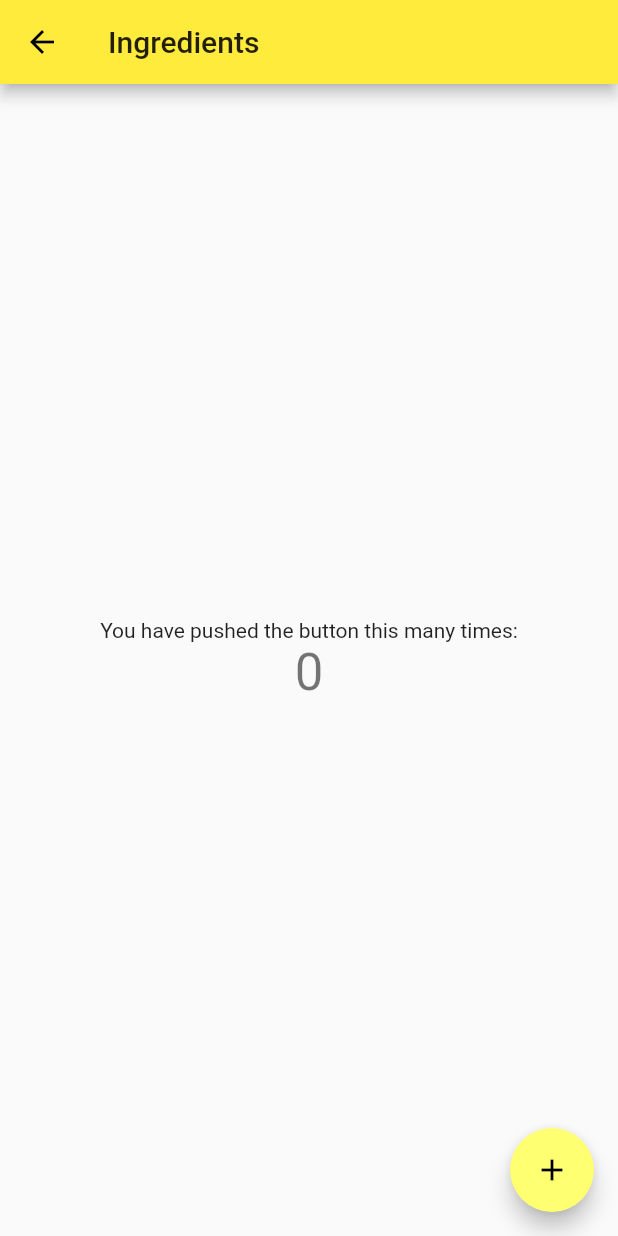
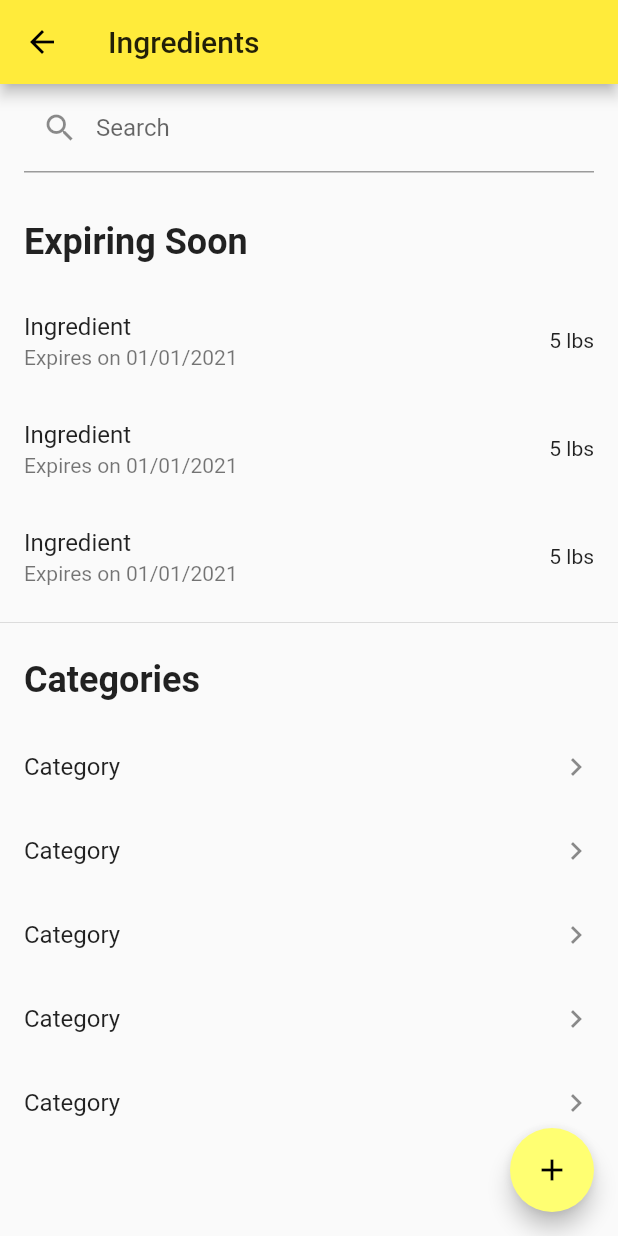
Before and after one commit to samfry13/ingredient_saver, a Flutter app: the IngredientsPage screen opened directly, on a phone screen of 412 x 824 dp. Run offline on Flutter 3.47's test engine with Material 2 defaults, Android fonts, the phone set to English and light mode, and no system bars.

Commit message:
Finished Ingredients and Recipes Pages

```diff
--- a/lib/IngredientsPage.dart
+++ b/lib/IngredientsPage.dart
@@ -2,16 +2,6 @@ import 'package:flutter/material.dart';
 
 class IngredientsPage extends StatefulWidget {
   IngredientsPage({Key key, this.title}) : super(key: key);
-
-  // This widget is the home page of your application. It is stateful, meaning
-  // that it has a State object (defined below) that contains fields that affect
-  // how it looks.
-
-  // This class is the configuration for the state. It holds the values (in this
-  // case the title) provided by the parent (in this case the App widget) and
-  // used by the build method of the State. Fields in a Widget subclass are
-  // always marked "final".
-
   final String title;
 
   @override
@@ -19,68 +9,165 @@ class IngredientsPage extends StatefulWidget {
 }
 
 class _IngredientsPageState extends State<IngredientsPage> {
-  int _counter = 0;
+  bool isSearching = false;
+  TextEditingController textEditingController = new TextEditingController();
+  FocusNode focusNode = new FocusNode();
 
-  void _incrementCounter() {
-    setState(() {
-      // This call to setState tells the Flutter framework that something has
-      // changed in this State, which causes it to rerun the build method below
-      // so that the display can reflect the updated values. If we changed
-      // _counter without calling setState(), then the build method would not be
-      // called again, and so nothing would appear to happen.
-      _counter++;
+  void initState() {
+    super.initState();
+    textEditingController.addListener(() {
+      this.setState(() { isSearching = textEditingController.text != ""; });
     });
+  }
+
+  void dispose() {
+    focusNode.unfocus();
+    focusNode.dispose();
+    textEditingController.clearComposing();
+    textEditingController.clear();
+    textEditingController.dispose();
+    super.dispose();
+  }
+
+  Widget buildSearchView() {
+    if (isSearching != null && isSearching) {
+      return Expanded(
+        child: ListView.builder(
+            itemCount: 24,
+            itemBuilder: (BuildContext context, int index) {
+              if (index == 0) {
+                return Padding(
+                  padding: EdgeInsets.fromLTRB(16, 32, 16, 16),
+                  child: Text("Results", style: TextStyle(fontSize: 24, fontWeight: FontWeight.bold),),
+                );
+              }
+
+              return InkWell(
+                onTap: () {},
+                child: ListTile(
+                  title: Text("Ingredient"),
+                  subtitle: Text("Expires on 01/01/2021"),
+                  trailing: Text("5 lbs"),
+                ),
+              );
+            }
+        ),
+      );
+    }
+    else {
+      return Expanded(
+        child: ListView(
+          children: <Widget>[
+            Padding(
+              padding: EdgeInsets.fromLTRB(16, 32, 16, 16),
+              child: Text("Expiring Soon", style: TextStyle(fontSize: 24, fontWeight: FontWeight.bold),),
+            ),
+            InkWell(
+              onTap: () {},
+              child: ListTile(
+                title: Text("Ingredient"),
+                subtitle: Text("Expires on 01/01/2021"),
+                trailing: Text("5 lbs"),
+              ),
+            ),
+            InkWell(
+              onTap: () {},
+              child: ListTile(
+                title: Text("Ingredient"),
+                subtitle: Text("Expires on 01/01/2021"),
+                trailing: Text("5 lbs"),
+              ),
+            ),
+            InkWell(
+              onTap: () {},
+              child: ListTile(
+                title: Text("Ingredient"),
+                subtitle: Text("Expires on 01/01/2021"),
+                trailing: Text("5 lbs"),
+              ),
+            ),
+            Divider(),
+            Padding(
+              padding: EdgeInsets.all(16),
+              child: Text("Categories", style: TextStyle(fontSize: 24, fontWeight: FontWeight.bold),),
+            ),
+            InkWell(
+              onTap: () {},
+              child: ListTile(
+                title: Text("Category"),
+                trailing: Icon(Icons.keyboard_arrow_right),
+              ),
+            ),
+            InkWell(
+              onTap: () {},
+              child: ListTile(
+                title: Text("Category"),
+                trailing: Icon(Icons.keyboard_arrow_right),
+              ),
+            ),
+            InkWell(
+              onTap: () {},
+              child: ListTile(
+                title: Text("Category"),
+                trailing: Icon(Icons.keyboard_arrow_right),
+              ),
+            ),
+            InkWell(
+              onTap: () {},
+              child: ListTile(
+                title: Text("Category"),
+                trailing: Icon(Icons.keyboard_arrow_right),
+              ),
+            ),
+            InkWell(
+              onTap: () {},
+              child: ListTile(
+                title: Text("Category"),
+                trailing: Icon(Icons.keyboard_arrow_right),
+              ),
+            ),
+          ],
+        ),
+      );
+    }
   }
 
   @override
   Widget build(BuildContext context) {
-    // This method is rerun every time setState is called, for instance as done
-    // by the _incrementCounter method above.
-    //
-    // The Flutter framework has been optimized to make rerunning build methods
-    // fast, so that you can just rebuild anything that needs updating rather
-    // than having to individually change instances of widgets.
     return Scaffold(
       appBar: AppBar(
-        // Here we take the value from the MyHomePage object that was created by
-        // the App.build method, and use it to set our appbar title.
         title: Text(widget.title),
       ),
-      body: Center(
-        // Center is a layout widget. It takes a single child and positions it
-        // in the middle of the parent.
-        child: Column(
-          // Column is also a layout widget. It takes a list of children and
-          // arranges them vertically. By default, it sizes itself to fit its
-          // children horizontally, and tries to be as tall as its parent.
-          //
-          // Invoke "debug painting" (press "p" in the console, choose the
-          // "Toggle Debug Paint" action from the Flutter Inspector in Android
-          // Studio, or the "Toggle Debug Paint" command in Visual Studio Code)
-          // to see the wireframe for each widget.
-          //
-          // Column has various properties to control how it sizes itself and
-          // how it positions its children. Here we use mainAxisAlignment to
-          // center the children vertically; the main axis here is the vertical
-          // axis because Columns are vertical (the cross axis would be
-          // horizontal).
-          mainAxisAlignment: MainAxisAlignment.center,
-          children: <Widget>[
-            Text(
-              'You have pushed the button this many times:',
+      body: Column(
+        crossAxisAlignment: CrossAxisAlignment.start,
+        children: <Widget>[
+          Padding(
+            padding: const EdgeInsets.fromLTRB(16, 0, 16, 0),
+            child: TextField(
+              focusNode: focusNode,
+              controller: textEditingController,
+              decoration: InputDecoration(
+                labelText: "Search",
+                prefixIcon: Icon(Icons.search),
+                suffixIcon: isSearching ? IconButton(
+                  icon: Icon(Icons.close),
+                  onPressed: () {
+                    textEditingController.clearComposing();
+                    textEditingController.clear();
+                    focusNode.unfocus();
+                  },
+                ) : null
+              ),
             ),
-            Text(
-              '$_counter',
-              style: Theme.of(context).textTheme.display1,
-            ),
-          ],
-        ),
+          ),
+          buildSearchView(),
+        ],
       ),
       floatingActionButton: FloatingActionButton(
-        onPressed: _incrementCounter,
+        onPressed: () {},
         tooltip: 'Increment',
         child: Icon(Icons.add),
-      ), // This trailing comma makes auto-formatting nicer for build methods.
+      ),
     );
   }
 }
```
Also changed, not shown: lib/LandingPage.dart (+0 -36 lines), lib/RecipesPage.dart (+80 -50 lines).
